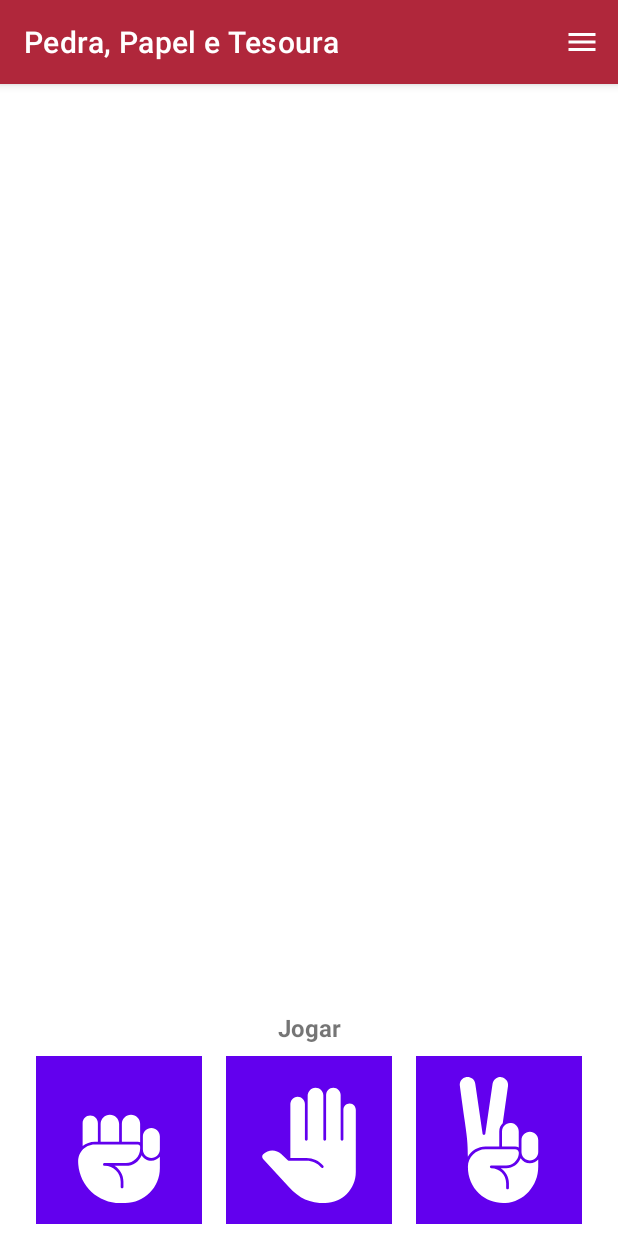
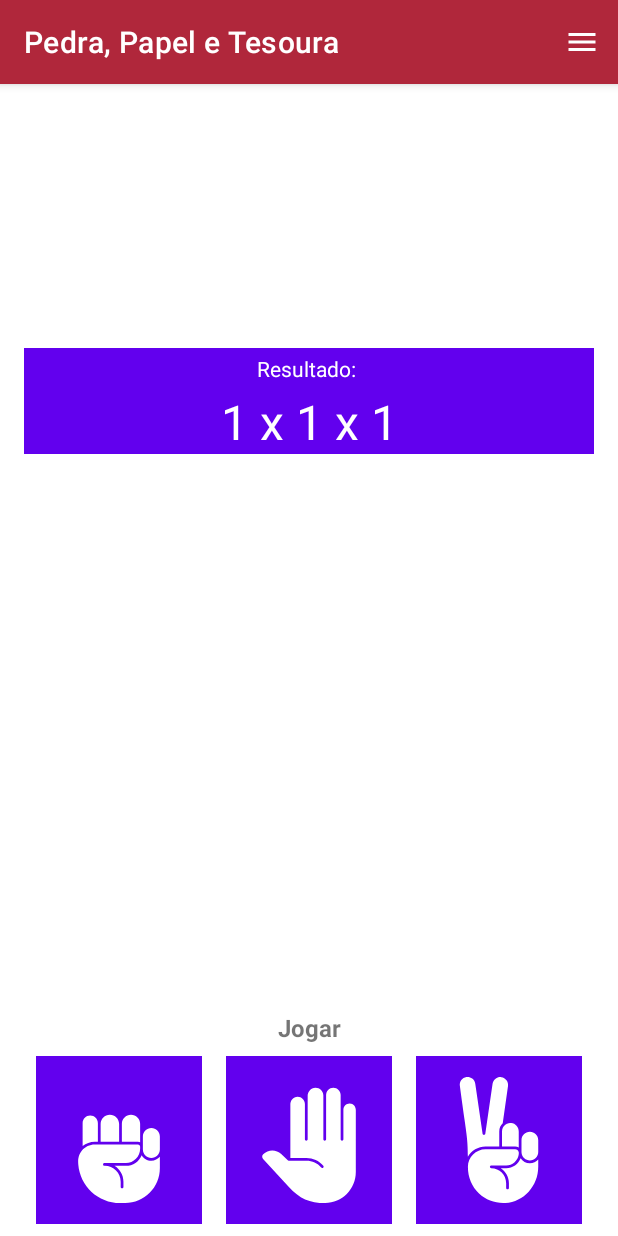
Before and after one commit to fernandosantis/PedraPapelTesoura, an Android app: the screen it shows after launch (MainActivity), on a phone screen of 412 x 824 dp. Run offline under Robolectric (Android 15) with nearby library versions, the phone set to English and light mode, and no system bars.

Commit message:
Finalizando as Opções

```diff
--- a/app/src/main/res/layout/activity_main.xml
+++ b/app/src/main/res/layout/activity_main.xml
@@ -28,7 +28,7 @@
         app:layout_constraintEnd_toEndOf="@id/guiEnd"
         app:layout_constraintStart_toStartOf="@id/guiStart"
         app:layout_constraintTop_toTopOf="parent"
-        app:layout_constraintBottom_toTopOf="@id/lbl_Resultado"
+        app:layout_constraintBottom_toTopOf="@id/lbl_Jogadas"
         >
 
         <ImageView
@@ -53,22 +53,53 @@
     </LinearLayout>
 
     <TextView
+        android:id="@+id/lbl_Jogadas"
+        android:layout_width="0dp"
+        android:padding="4dp"
+        android:layout_height="wrap_content"
+        android:layout_marginTop="16dp"
+        android:background="@color/design_default_color_primary"
+
+        android:text="Resultado: "
+        android:textAlignment="center"
+        android:textColor="@color/design_default_color_on_primary"
+        app:layout_constraintEnd_toEndOf="@id/guiEnd"
+        app:layout_constraintStart_toStartOf="@id/guiStart"
+        app:layout_constraintTop_toBottomOf="@id/ll_ResultadoOponentes"
+
+        />
+
+    <TextView
+        android:id="@+id/lbl_Pontos"
+        android:layout_width="0dp"
+        android:layout_height="wrap_content"
+        android:background="@color/design_default_color_primary"
+        android:text="1 x 1 x 1"
+        android:textAlignment="center"
+        android:textSize="32sp"
+        android:textColor="@color/design_default_color_on_primary"
+        app:layout_constraintEnd_toEndOf="@id/guiEnd"
+        app:layout_constraintStart_toStartOf="@id/guiStart"
+        app:layout_constraintTop_toBottomOf="@id/lbl_Jogadas"
+        />
+
+    <TextView
         android:id="@+id/lbl_Resultado"
         android:layout_width="0dp"
         android:layout_height="wrap_content"
-        android:layout_marginTop="16dp"
+        android:layout_marginBottom="16dp"
         android:background="@color/design_default_color_primary"
-        android:padding="8dp"
+        android:padding="4dp"
         android:text="Resultado: "
         android:textAlignment="center"
         android:textColor="@color/design_default_color_on_primary"
-        android:textSize="16dp"
-        android:textStyle="bold"
         app:layout_constraintEnd_toEndOf="@id/guiEnd"
         app:layout_constraintStart_toStartOf="@id/guiStart"
-        app:layout_constraintTop_toBottomOf="@id/ll_ResultadoOponentes"
-        app:layout_constraintBottom_toTopOf="@id/ll_ResultadosJogador"
+        app:layout_constraintTop_toBottomOf="@id/lbl_Pontos"
+
         />
+
+
 
 
 
```
